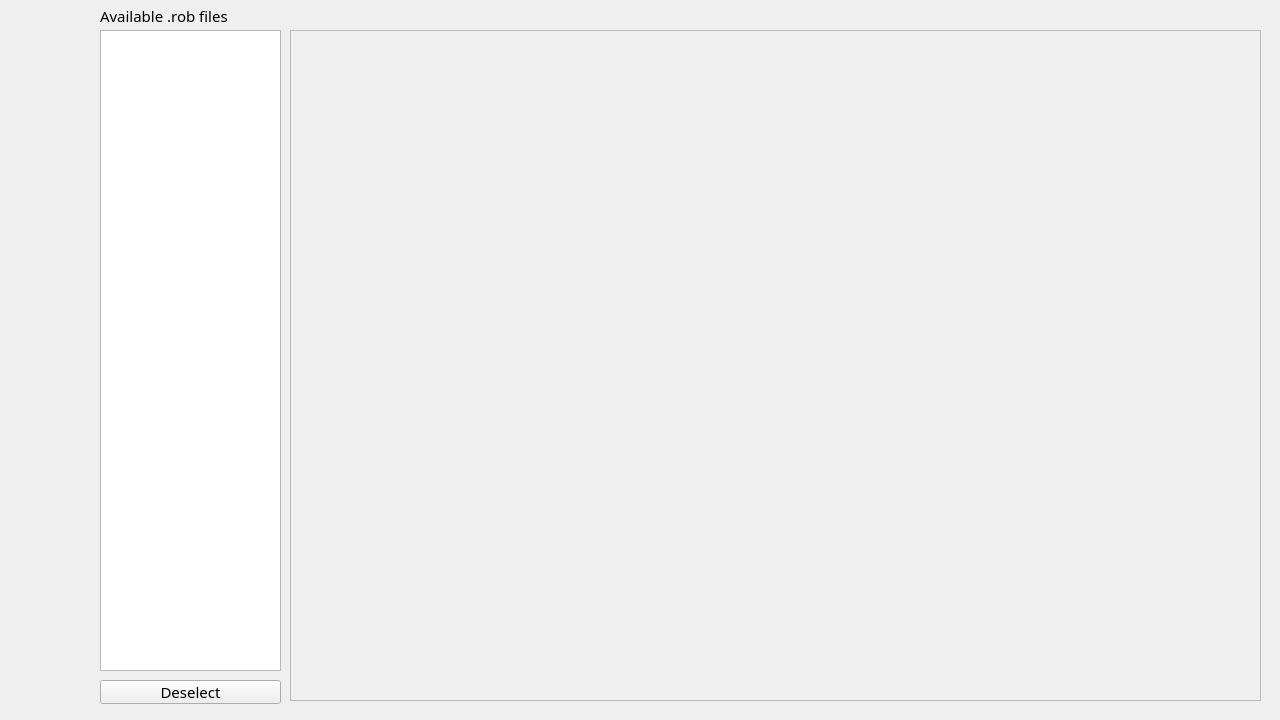
The window that ui_files/MainWindow.ui (Snupai/MultipackParser) describes before a commit, drawn with Qt 5.
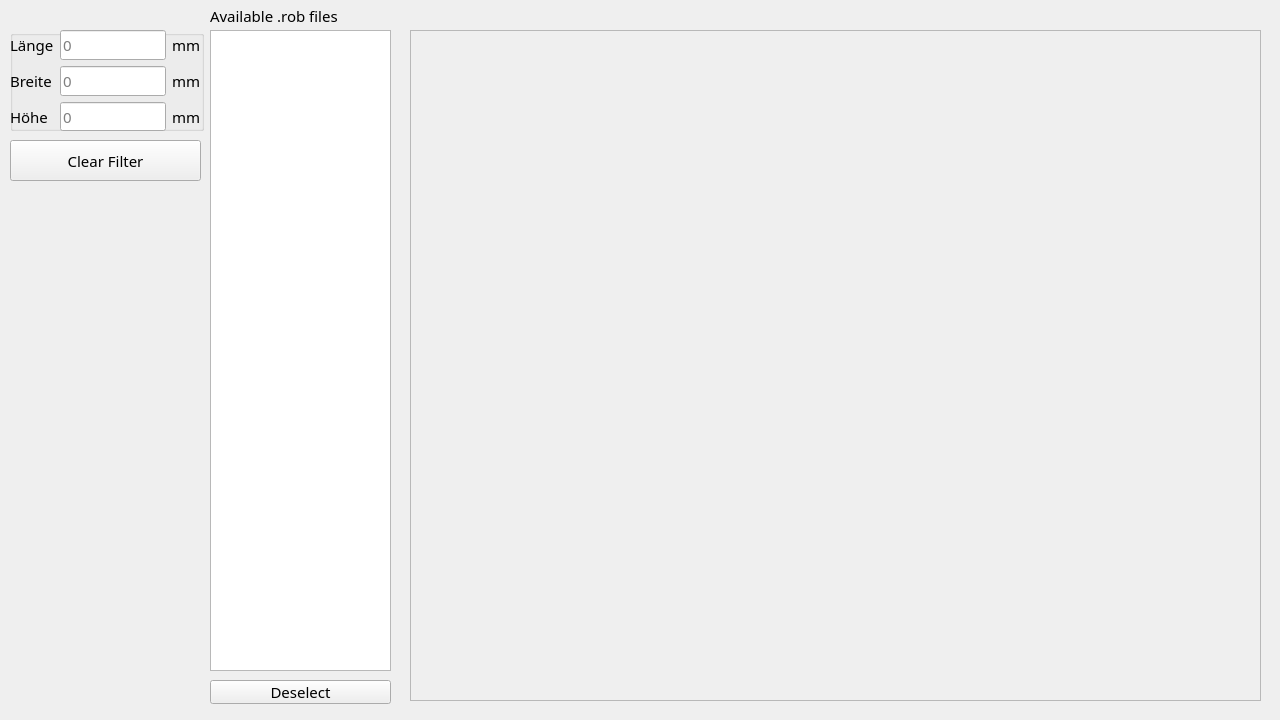
The same window after the commit. The open tabs and pages were chosen to show the change. Icons and pictures are not drawn.

Commit message:
Enhance UI and functionality for filtering palette plans
- Added a new filter section in the UI for specifying package dimensions (length, width, height) to filter displayed palette plans.
- Implemented `load_rob_files` function to load and filter .rob files based on user-defined dimensions.
- Introduced `clear_filters` function to reset filter inputs and update the displayed list.
- Updated signal handlers to connect filter input changes and clear filter button to the respective functions.
- Adjusted layout and positioning of UI elements for better usability.

```diff
--- a/ui_files/MainWindow.ui
+++ b/ui_files/MainWindow.ui
@@ -1860,7 +1860,7 @@
     <widget class="QLabel" name="availableRobFiles">
      <property name="geometry">
       <rect>
-       <x>100</x>
+       <x>210</x>
        <y>0</y>
        <width>201</width>
        <height>31</height>
@@ -1902,7 +1902,7 @@
     <widget class="QListWidget" name="robFilesListWidget">
      <property name="geometry">
       <rect>
-       <x>100</x>
+       <x>210</x>
        <y>30</y>
        <width>181</width>
        <height>641</height>
@@ -1912,7 +1912,7 @@
     <widget class="QPushButton" name="deselectRobFile">
      <property name="geometry">
       <rect>
-       <x>100</x>
+       <x>210</x>
        <y>680</y>
        <width>181</width>
        <height>24</height>
@@ -1925,9 +1925,9 @@
     <widget class="QFrame" name="MatplotLibCanvasFrame">
      <property name="geometry">
       <rect>
-       <x>290</x>
+       <x>410</x>
        <y>30</y>
-       <width>971</width>
+       <width>851</width>
        <height>671</height>
       </rect>
      </property>
@@ -1941,8 +1941,8 @@
     <widget class="QPushButton" name="LadePallettenplan_2">
      <property name="geometry">
       <rect>
-       <x>20</x>
-       <y>30</y>
+       <x>120</x>
+       <y>280</y>
        <width>60</width>
        <height>60</height>
       </rect>
@@ -1976,6 +1976,136 @@
       <bool>true</bool>
      </property>
     </widget>
+    <widget class="QGroupBox" name="groupBoxFilters">
+     <property name="geometry">
+      <rect>
+       <x>10</x>
+       <y>30</y>
+       <width>194</width>
+       <height>101</height>
+      </rect>
+     </property>
+     <property name="autoFillBackground">
+      <bool>false</bool>
+     </property>
+     <property name="title">
+      <string/>
+     </property>
+     <widget class="QWidget" name="gridLayoutWidget">
+      <property name="geometry">
+       <rect>
+        <x>0</x>
+        <y>0</y>
+        <width>191</width>
+        <height>101</height>
+       </rect>
+      </property>
+      <layout class="QGridLayout" name="gridLayout">
+       <item row="0" column="2">
+        <widget class="QLabel" name="label_3">
+         <property name="text">
+          <string>mm</string>
+         </property>
+        </widget>
+       </item>
+       <item row="1" column="2">
+        <widget class="QLabel" name="label_9">
+         <property name="text">
+          <string>mm</string>
+         </property>
+        </widget>
+       </item>
+       <item row="1" column="1">
+        <widget class="QLineEdit" name="lineEditFilterWidth">
+         <property name="inputMethodHints">
+          <set>Qt::ImhDigitsOnly</set>
+         </property>
+         <property name="text">
+          <string/>
+         </property>
+         <property name="placeholderText">
+          <string>0</string>
+         </property>
+        </widget>
+       </item>
+       <item row="1" column="0">
+        <widget class="QLabel" name="label_4">
+         <property name="text">
+          <string>Breite</string>
+         </property>
+        </widget>
+       </item>
+       <item row="0" column="0">
+        <widget class="QLabel" name="label_2">
+         <property name="text">
+          <string>Länge</string>
+         </property>
+        </widget>
+       </item>
+       <item row="0" column="1">
+        <widget class="QLineEdit" name="lineEditFilterLength">
+         <property name="inputMethodHints">
+          <set>Qt::ImhDigitsOnly</set>
+         </property>
+         <property name="text">
+          <string/>
+         </property>
+         <property name="placeholderText">
+          <string>0</string>
+         </property>
+        </widget>
+       </item>
+       <item row="2" column="0">
+        <widget class="QLabel" name="label_10">
+         <property name="text">
+          <string>Höhe</string>
+         </property>
+        </widget>
+       </item>
+       <item row="2" column="2">
+        <widget class="QLabel" name="label_26">
+         <property name="text">
+          <string>mm</string>
+         </property>
+        </widget>
+       </item>
+       <item row="2" column="1">
+        <widget class="QLineEdit" name="lineEditFilterHeight">
+         <property name="inputMethodHints">
+          <set>Qt::ImhDigitsOnly</set>
+         </property>
+         <property name="text">
+          <string/>
+         </property>
+         <property name="placeholderText">
+          <string>0</string>
+         </property>
+        </widget>
+       </item>
+      </layout>
+     </widget>
+    </widget>
+    <widget class="QPushButton" name="pushButtonClearFilters">
+     <property name="geometry">
+      <rect>
+       <x>10</x>
+       <y>140</y>
+       <width>191</width>
+       <height>41</height>
+      </rect>
+     </property>
+     <property name="text">
+      <string>Clear Filter</string>
+     </property>
+    </widget>
+    <zorder>MatplotLibCanvasFrame</zorder>
+    <zorder>availableRobFiles</zorder>
+    <zorder>ButtonZurueck_8</zorder>
+    <zorder>robFilesListWidget</zorder>
+    <zorder>deselectRobFile</zorder>
+    <zorder>LadePallettenplan_2</zorder>
+    <zorder>groupBoxFilters</zorder>
+    <zorder>pushButtonClearFilters</zorder>
    </widget>
   </widget>
  </widget>
```
The commit also changes 7 other files.
